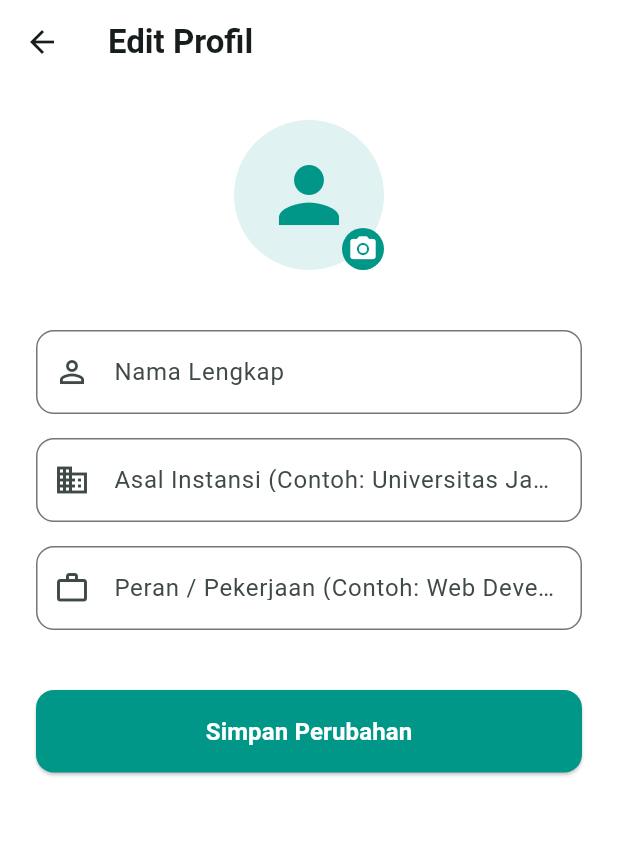
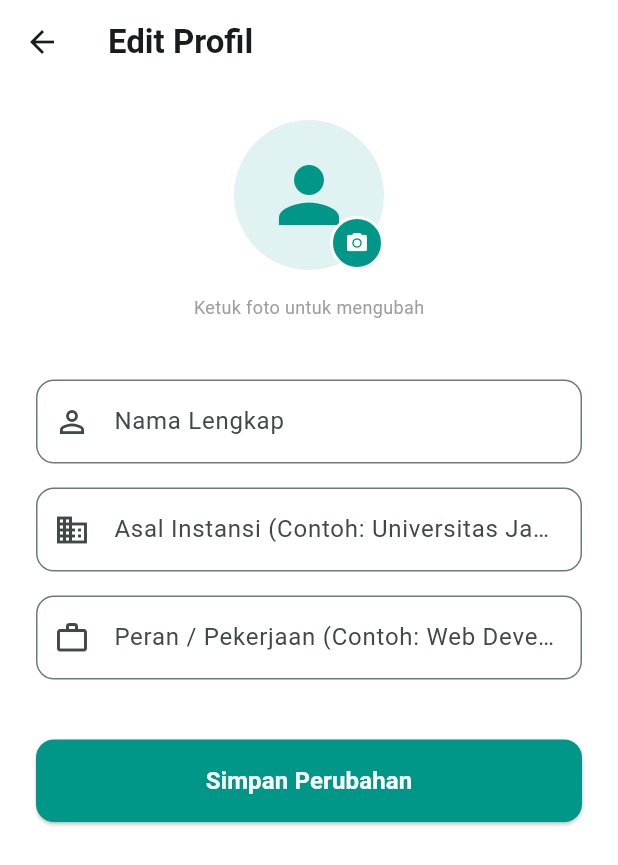
Before and after one commit to azizhadiid/Smart-Receipt-Tracker, a Flutter app: the EditProfilePage screen opened directly, on a phone screen of 412 x 824 dp. Shown: the top 865 px of the screen. Run offline on Flutter 3.47's test engine with Material 3 defaults, Android fonts, the phone set to English and light mode, and no system bars; our stand-ins replace flutter_dotenv, image_picker, pdf, supabase_flutter; missing offline and left inert: excel, file_saver; accounts and stored records are empty.

Commit message:
Profile Sistem is Done

```diff
--- a/lib/pages/profile/edit_profile_page.dart
+++ b/lib/pages/profile/edit_profile_page.dart
@@ -1,5 +1,7 @@
+import 'dart:io';
 import 'package:flutter/material.dart';
 import 'package:supabase_flutter/supabase_flutter.dart';
+import 'package:image_picker/image_picker.dart'; // Tambahan package
 import '../../components/custom_text_field.dart';
 import '../../components/custom_alert.dart';
 
@@ -17,13 +19,20 @@ class _EditProfilePageState extends State<EditProfilePage> {
 
   bool _isLoading = false;
 
+  // Variabel untuk menampung URL foto dari database
+  String? _currentAvatarUrl;
+
+  // Variabel untuk menampung file foto sementara yang dipilih dari galeri
+  File? _imageFile;
+  final ImagePicker _picker = ImagePicker();
+
   @override
   void initState() {
     super.initState();
     _loadCurrentData();
   }
 
-  // Mengambil data saat ini untuk diisi ke dalam TextField
+  // 1. MENGAMBIL DATA SAAT INI (TERMASUK FOTO)
   Future<void> _loadCurrentData() async {
     final user = Supabase.instance.client.auth.currentUser;
     if (user == null) return;
@@ -40,14 +49,65 @@ class _EditProfilePageState extends State<EditProfilePage> {
           ? ''
           : data['institution'];
       _roleController.text = data['role'] == 'Pengguna' ? '' : data['role'];
+      _currentAvatarUrl = data['avatar_url']; // Ambil URL foto
     });
   }
 
+  // 2. FUNGSI MEMBUKA GALERI HP
+  Future<void> _pickImage() async {
+    try {
+      // Membuka galeri dan mengkompres kualitas gambar agar tidak terlalu besar
+      final XFile? pickedFile = await _picker.pickImage(
+        source: ImageSource.gallery,
+        imageQuality: 70,
+      );
+
+      if (pickedFile != null) {
+        setState(() {
+          _imageFile = File(
+            pickedFile.path,
+          ); // Simpan file sementara untuk preview
+        });
+      }
+    } catch (e) {
+      if (mounted) {
+        showCustomAlert(
+          context: context,
+          title: 'Gagal',
+          message: 'Penyebab: ${e.toString()}',
+          isError: true,
+        );
+      }
+    }
+  }
+
+  // 3. FUNGSI MENYIMPAN DATA & UPLOAD FOTO
   Future<void> _saveProfile() async {
     setState(() => _isLoading = true);
     final user = Supabase.instance.client.auth.currentUser;
 
     try {
+      String? newAvatarUrl = _currentAvatarUrl;
+
+      // Jika user memilih foto baru dari galeri, upload ke Storage dulu
+      if (_imageFile != null) {
+        // Buat nama file unik berdasarkan ID user dan waktu
+        final fileExt = _imageFile!.path.split('.').last;
+        final fileName =
+            '${user!.id}_${DateTime.now().millisecondsSinceEpoch}.$fileExt';
+
+        // Upload ke bucket 'avatars'
+        await Supabase.instance.client.storage
+            .from('avatars')
+            .upload(fileName, _imageFile!);
+
+        // Dapatkan URL publik dari gambar yang baru diupload
+        newAvatarUrl = Supabase.instance.client.storage
+            .from('avatars')
+            .getPublicUrl(fileName);
+      }
+
+      // Update tabel profiles dengan data teks dan URL gambar terbaru
       await Supabase.instance.client
           .from('profiles')
           .update({
@@ -58,6 +118,7 @@ class _EditProfilePageState extends State<EditProfilePage> {
             'role': _roleController.text.trim().isEmpty
                 ? 'Pengguna'
                 : _roleController.text.trim(),
+            'avatar_url': newAvatarUrl, // Update kolom avatar
           })
           .eq('id', user!.id);
 
@@ -69,21 +130,18 @@ class _EditProfilePageState extends State<EditProfilePage> {
           isError: false,
         );
         Future.delayed(const Duration(seconds: 2), () {
-          if (mounted)
-            Navigator.pop(
-              context,
-              true,
-            ); // Kembali dan bawa status 'true' agar halaman sebelumnya me-refresh data
+          if (mounted) Navigator.pop(context, true);
         });
       }
     } catch (e) {
-      if (mounted)
+      if (mounted) {
         showCustomAlert(
           context: context,
           title: 'Gagal',
-          message: 'Gagal memperbarui profil.',
+          message: 'Gagal memperbarui profil: ${e.toString()}',
           isError: true,
         );
+      }
     } finally {
       if (mounted) setState(() => _isLoading = false);
     }
@@ -106,40 +164,68 @@ class _EditProfilePageState extends State<EditProfilePage> {
         child: Column(
           crossAxisAlignment: CrossAxisAlignment.stretch,
           children: [
-            // Placeholder untuk edit foto nanti
+            // --- BAGIAN FOTO PROFIL ---
             Center(
+              child: GestureDetector(
+                onTap: _pickImage, // Klik untuk buka galeri
                 child: Stack(
                   children: [
                     CircleAvatar(
                       radius: 50,
                       backgroundColor: Colors.teal.shade50,
-                    child: const Icon(
+                      // Logika prioritas tampilan foto:
+                      // 1. Jika ada _imageFile (baru pilih dari galeri), tampilkan itu
+                      // 2. Jika tidak ada _imageFile tapi ada _currentAvatarUrl di database, tampilkan dari internet
+                      // 3. Jika kosong semua, jangan tampilkan background image
+                      backgroundImage: _imageFile != null
+                          ? FileImage(_imageFile!) as ImageProvider
+                          : (_currentAvatarUrl != null &&
+                                _currentAvatarUrl!.isNotEmpty)
+                          ? NetworkImage(_currentAvatarUrl!)
+                          : null,
+                      // Logika tampilan Ikon Default (Hanya muncul jika tidak ada foto sama sekali)
+                      child:
+                          _imageFile == null &&
+                              (_currentAvatarUrl == null ||
+                                  _currentAvatarUrl!.isEmpty)
+                          ? const Icon(
                               Icons.person,
                               size: 60,
                               color: Colors.teal,
-                    ),
+                            )
+                          : null,
                     ),
                     Positioned(
                       bottom: 0,
                       right: 0,
                       child: Container(
-                      padding: const EdgeInsets.all(4),
-                      decoration: const BoxDecoration(
+                        padding: const EdgeInsets.all(8),
+                        decoration: BoxDecoration(
                           color: Colors.teal,
                           shape: BoxShape.circle,
+                          border: Border.all(color: Colors.white, width: 2),
                         ),
                         child: const Icon(
                           Icons.camera_alt,
                           color: Colors.white,
-                        size: 20,
+                          size: 16,
                         ),
                       ),
                     ),
                   ],
                 ),
               ),
+            ),
+            const SizedBox(height: 16),
+            const Center(
+              child: Text(
+                'Ketuk foto untuk mengubah',
+                style: TextStyle(fontSize: 12, color: Colors.grey),
+              ),
+            ),
             const SizedBox(height: 40),
 
+            // --- FORM INPUT ---
             CustomTextField(
               controller: _nameController,
               labelText: 'Nama Lengkap',
@@ -161,6 +247,7 @@ class _EditProfilePageState extends State<EditProfilePage> {
             ),
             const SizedBox(height: 40),
 
+            // --- TOMBOL SIMPAN ---
             ElevatedButton(
               onPressed: _isLoading ? null : _saveProfile,
               style: ElevatedButton.styleFrom(
--- a/pubspec.yaml
+++ b/pubspec.yaml
@@ -40,6 +40,7 @@ dependencies:
   pdf: ^3.12.0
   excel: ^4.0.6
   file_saver: ^0.4.0
+  image_picker: ^1.2.3
 
 dev_dependencies:
   flutter_test:
```
Also changed, not shown: pubspec.lock, 5 other files. Lines whose indentation alone changed are shown as unchanged.
